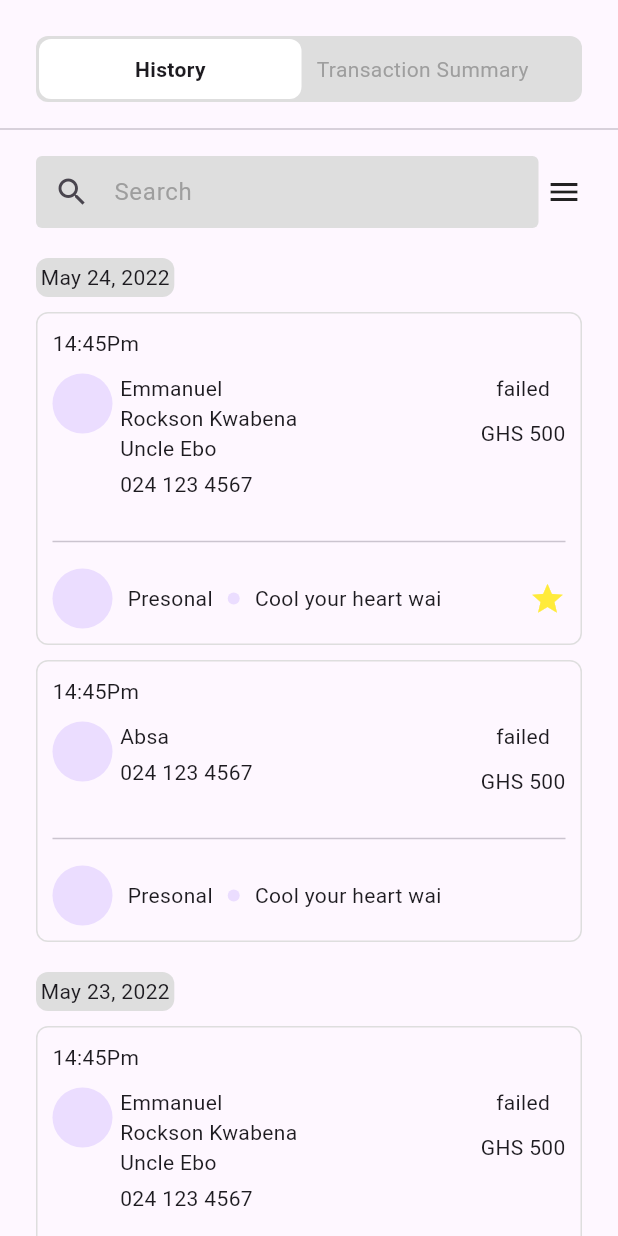
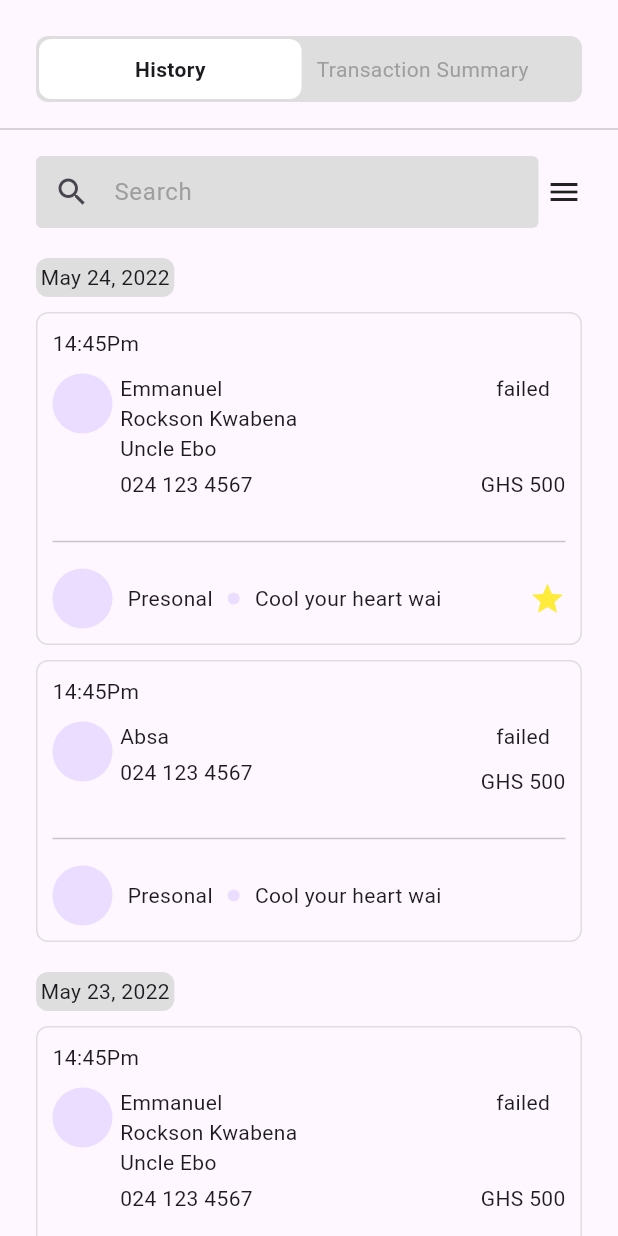
Before and after one commit to Issah-Dundason/hubtel-coding-challenge-repo, a Flutter app: the HistoryPage screen opened directly, on a phone screen of 412 x 824 dp. Run offline on Flutter 3.47's test engine with Material 3 defaults, Android fonts, the phone set to English and light mode, and no system bars.

Commit message:
hotfix: correct amount position

```diff
--- a/lib/transaction_card.dart
+++ b/lib/transaction_card.dart
@@ -2,13 +2,26 @@ import 'package:flutter/material.dart';
 import 'package:hubtel_coding/models.dart';
 
 // This widget represents a transaction card
-class TransactionCard extends StatelessWidget {
+class TransactionCard extends StatefulWidget {
   const TransactionCard({super.key, required this.transaction});
 
   final Transaction transaction;
 
   @override
+  State<TransactionCard> createState() => _TransactionCardState();
+}
+
+class _TransactionCardState extends State<TransactionCard> {
+  double mininAmountHeight = 0;
+
+  final myKey = GlobalKey();
+
+  bool hasCalculated = false;
+
+  @override
   Widget build(BuildContext context) {
+    Future.delayed(Duration.zero, () => doCalculation());
+
     return Container(
       padding: const EdgeInsets.all(10),
       decoration: BoxDecoration(
@@ -18,9 +31,10 @@ class TransactionCard extends StatelessWidget {
         mainAxisSize: MainAxisSize.min,
         crossAxisAlignment: CrossAxisAlignment.start,
         children: [
-          Text(transaction.time),
+          Text(widget.transaction.time),
           const SizedBox(height: 10),
           Row(
+            key: myKey,
             crossAxisAlignment: CrossAxisAlignment.start,
             children: [
               Expanded(
@@ -34,24 +48,29 @@ class TransactionCard extends StatelessWidget {
                         mainAxisSize: MainAxisSize.min,
                         crossAxisAlignment: CrossAxisAlignment.start,
                         children: [
-                          SizedBox(width: 120, child: Text(transaction.name)),
+                          SizedBox(
+                              width: 120, child: Text(widget.transaction.name)),
                           const SizedBox(height: 4),
-                          Text(transaction.contact)
+                          Text(widget.transaction.contact)
                         ],
                       ),
                     )
                   ],
                 ),
               ),
-              Column(
-                mainAxisAlignment: MainAxisAlignment.start,
-                children: [
-                  Text(transaction.status == TransactionStatus.success
-                      ? "Successful"
-                      : "failed"),
-                  const SizedBox(height: 10),
-                  Text("${transaction.currency} ${transaction.amount}")
-                ],
+              Container(
+                constraints: BoxConstraints(minHeight: mininAmountHeight),
+                child: Column(
+                  mainAxisAlignment: MainAxisAlignment.spaceBetween,
+                  children: [
+                    Text(widget.transaction.status == TransactionStatus.success
+                        ? "Successful"
+                        : "failed"),
+                    const SizedBox(height: 10),
+                    Text(
+                        "${widget.transaction.currency} ${widget.transaction.amount}")
+                  ],
+                ),
               )
             ],
           ),
@@ -72,10 +91,10 @@ class TransactionCard extends StatelessWidget {
                     radius: 4,
                   ),
                   const SizedBox(width: 10),
-                  Text('${transaction.message}'),
+                  Text('${widget.transaction.message}'),
                 ],
               ),
-              if (transaction.favorite)
+              if (widget.transaction.favorite)
                 Icon(
                   Icons.star,
                   color: Colors.yellow,
@@ -86,4 +105,15 @@ class TransactionCard extends StatelessWidget {
       ),
     );
   }
+
+  void doCalculation() {
+    if (hasCalculated) return;
+
+    final height = myKey.currentContext?.size?.height;
+
+    setState(() {
+      hasCalculated = true;
+      mininAmountHeight = height ?? 0;
+    });
+  }
 }
```
